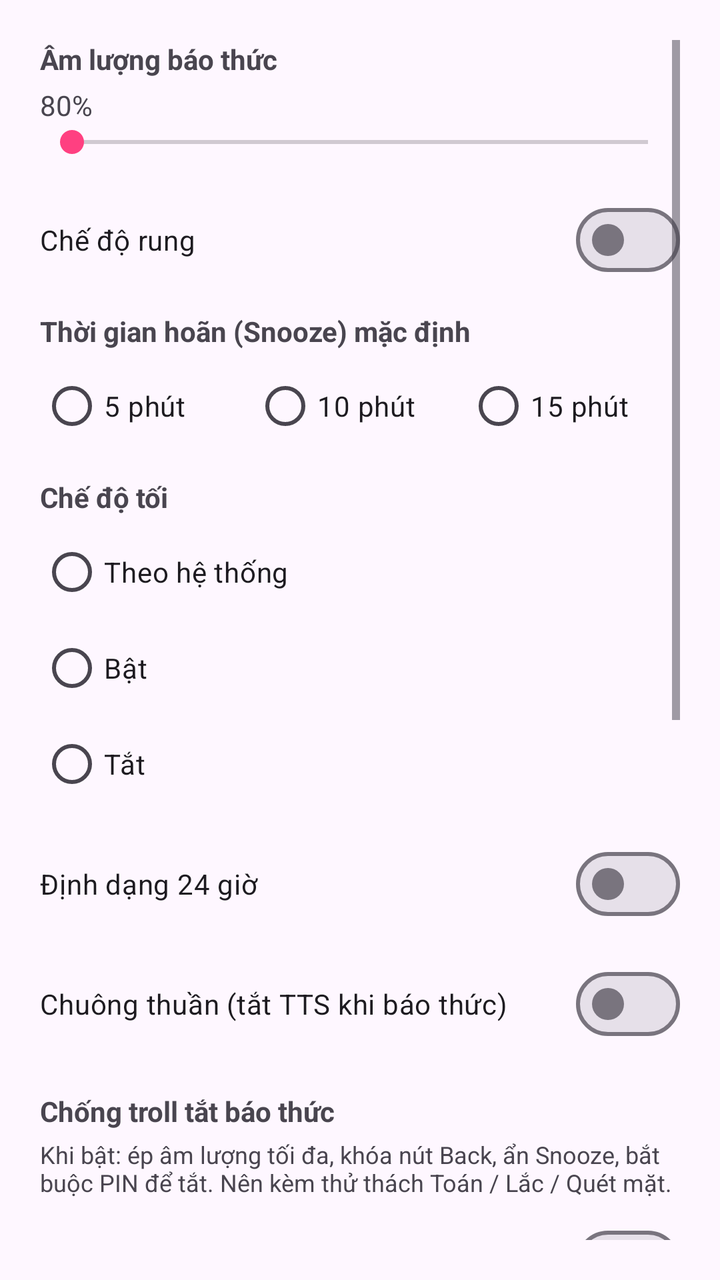
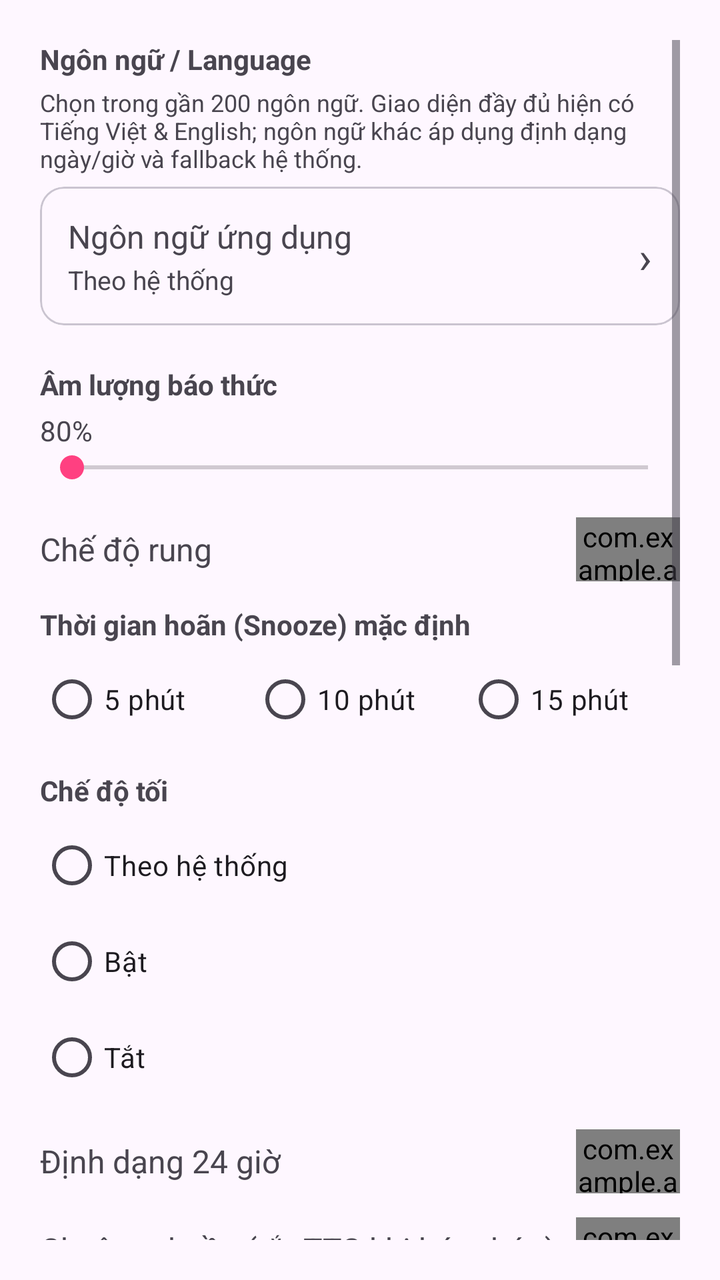

Screens rendered from an Android XML layout before and after an edit, with the pre-edit source and the edit as a unified diff.
<!-- AndroidManifest.xml: activity theme Theme.AlarmClock -->
<!-- res/layout/activity_settings.xml -->
<?xml version="1.0" encoding="utf-8"?>
<ScrollView xmlns:android="http://schemas.android.com/apk/res/android"
    android:layout_width="match_parent"
    android:layout_height="match_parent"
    android:padding="20dp">
    <LinearLayout
        android:layout_width="match_parent"
        android:layout_height="wrap_content"
        android:orientation="vertical">

        <TextView android:layout_width="match_parent" android:layout_height="wrap_content"
            android:text="Âm lượng báo thức" android:textStyle="bold" android:layout_marginBottom="4dp"/>
        <TextView android:id="@+id/tvVolumeValue" android:layout_width="match_parent"
            android:layout_height="wrap_content" android:text="80%"/>
        <SeekBar android:id="@+id/seekVolume" android:layout_width="match_parent"
            android:layout_height="wrap_content" android:max="100" android:layout_marginBottom="16dp"/>

        <com.google.android.material.materialswitch.MaterialSwitch
            android:id="@+id/switchVibrate"
            android:layout_width="match_parent" android:layout_height="wrap_content"
            android:text="Chế độ rung" android:layout_marginBottom="12dp"/>

        <TextView android:layout_width="match_parent" android:layout_height="wrap_content"
            android:text="Thời gian hoãn (Snooze) mặc định" android:textStyle="bold"
            android:layout_marginBottom="4dp"/>
        <RadioGroup android:id="@+id/rgSnoozeDefault" android:layout_width="match_parent"
            android:layout_height="wrap_content" android:orientation="horizontal"
            android:layout_marginBottom="12dp">
            <RadioButton android:id="@+id/rbSnooze5" android:layout_width="0dp"
                android:layout_height="wrap_content" android:layout_weight="1" android:text="5 phút"/>
            <RadioButton android:id="@+id/rbSnooze10" android:layout_width="0dp"
                android:layout_height="wrap_content" android:layout_weight="1" android:text="10 phút"/>
            <RadioButton android:id="@+id/rbSnooze15" android:layout_width="0dp"
                android:layout_height="wrap_content" android:layout_weight="1" android:text="15 phút"/>
        </RadioGroup>

        <TextView android:layout_width="match_parent" android:layout_height="wrap_content"
            android:text="Chế độ tối" android:textStyle="bold" android:layout_marginBottom="4dp"/>
        <RadioGroup android:id="@+id/rgDarkMode" android:layout_width="match_parent"
            android:layout_height="wrap_content" android:orientation="vertical"
            android:layout_marginBottom="12dp">
            <RadioButton android:id="@+id/rbDarkSystem" android:layout_width="match_parent"
                android:layout_height="wrap_content" android:text="Theo hệ thống"/>
            <RadioButton android:id="@+id/rbDarkOn" android:layout_width="match_parent"
                android:layout_height="wrap_content" android:text="Bật"/>
            <RadioButton android:id="@+id/rbDarkOff" android:layout_width="match_parent"
                android:layout_height="wrap_content" android:text="Tắt"/>
        </RadioGroup>

        <com.google.android.material.materialswitch.MaterialSwitch
            android:id="@+id/switch24h"
            android:layout_width="match_parent" android:layout_height="wrap_content"
            android:text="Định dạng 24 giờ" android:layout_marginBottom="12dp"/>

        <com.google.android.material.materialswitch.MaterialSwitch
            android:id="@+id/switchPure"
            android:layout_width="match_parent" android:layout_height="wrap_content"
            android:text="Chuông thuần (tắt TTS khi báo thức)" android:layout_marginBottom="12dp"/>

        <TextView android:layout_width="match_parent" android:layout_height="wrap_content"
            android:text="Chống troll tắt báo thức" android:textStyle="bold"
            android:layout_marginBottom="4dp" android:layout_marginTop="8dp"/>
        <TextView android:layout_width="match_parent" android:layout_height="wrap_content"
            android:text="Khi bật: ép âm lượng tối đa, khóa nút Back, ẩn Snooze, bắt buộc PIN để tắt. Nên kèm thử thách Toán / Lắc / Quét mặt."
            android:textSize="12sp" android:textColor="?android:attr/textColorSecondary"
            android:layout_marginBottom="8dp"/>
        <com.google.android.material.materialswitch.MaterialSwitch
            android:id="@+id/switchAntiTroll"
            android:layout_width="match_parent" android:layout_height="wrap_content"
            android:text="Bật chống troll" android:layout_marginBottom="8dp"/>
        <com.google.android.material.textfield.TextInputLayout
            android:layout_width="match_parent" android:layout_height="wrap_content"
            android:hint="Mã PIN tắt báo thức (≥4 số)">
            <com.google.android.material.textfield.TextInputEditText
                android:id="@+id/etAntiTrollPin" android:layout_width="match_parent"
                android:layout_height="wrap_content"
                android:inputType="numberPassword"/>
        </com.google.android.material.textfield.TextInputLayout>
        <com.google.android.material.button.MaterialButton
            android:id="@+id/btnSaveAntiTrollPin" android:layout_width="match_parent"
            android:layout_height="wrap_content" android:text="Lưu PIN chống troll"
            android:layout_marginTop="8dp" android:layout_marginBottom="20dp"/>

        <TextView android:layout_width="match_parent" android:layout_height="wrap_content"
            android:text="Bảo vệ bộ sưu tập ảnh" android:textStyle="bold" android:layout_marginBottom="8dp"/>
        <com.google.android.material.textfield.TextInputLayout
            android:layout_width="match_parent" android:layout_height="wrap_content"
            android:hint="Mật khẩu bộ sưu tập (≥4 ký tự)">
            <com.google.android.material.textfield.TextInputEditText
                android:id="@+id/etGalleryPw" android:layout_width="match_parent"
                android:layout_height="wrap_content" android:inputType="textPassword"/>
        </com.google.android.material.textfield.TextInputLayout>
        <com.google.android.material.button.MaterialButton
            android:id="@+id/btnSetGalleryPw" android:layout_width="match_parent"
            android:layout_height="wrap_content" android:text="Đặt / Đổi mật khẩu"
            android:layout_marginTop="8dp" android:layout_marginBottom="8dp"/>
        <com.google.android.material.button.MaterialButton
            android:id="@+id/btnClearGalleryPw" android:layout_width="match_parent"
            android:layout_height="wrap_content" android:text="Xóa mật khẩu bộ sưu tập"
            style="@style/Widget.Material3.Button.OutlinedButton"
            android:layout_marginBottom="12dp"/>

        <com.google.android.material.textfield.TextInputLayout
            android:layout_width="match_parent" android:layout_height="wrap_content"
            android:hint="Email Google khôi phục">
            <com.google.android.material.textfield.TextInputEditText
                android:id="@+id/etRecoveryEmail" android:layout_width="match_parent"
                android:layout_height="wrap_content" android:inputType="textEmailAddress"/>
        </com.google.android.material.textfield.TextInputLayout>
        <com.google.android.material.button.MaterialButton
            android:id="@+id/btnSaveRecovery" android:layout_width="match_parent"
            android:layout_height="wrap_content" android:text="Lưu email khôi phục"
            style="@style/Widget.Material3.Button.OutlinedButton"
            android:layout_marginTop="8dp"/>
    </LinearLayout>
</ScrollView>
<!-- resources referenced by this layout -->
<resources>
  <style name="Theme.AlarmClock" parent="Theme.Material3.DayNight.NoActionBar">
          <item name="colorPrimary">#3F51B5</item>
          <item name="colorPrimaryVariant">#303F9F</item>
          <item name="colorOnPrimary">@android:color/white</item>
          <item name="colorSecondary">#FF4081</item>
          <item name="android:windowAnimationStyle">@style/WindowFadeThrough</item>
      </style>
  <style name="WindowFadeThrough">
          <item name="android:activityOpenEnterAnimation">@anim/fade_through_enter</item>
          <item name="android:activityOpenExitAnimation">@anim/fade_through_exit</item>
          <item name="android:activityCloseEnterAnimation">@anim/fade_through_enter</item>
          <item name="android:activityCloseExitAnimation">@anim/fade_through_exit</item>
      </style>
</resources>

<!-- the commit's change to res/layout/activity_settings.xml (unified diff, before → after) -->
@@ -8,6 +8,56 @@
         android:layout_height="wrap_content"
         android:orientation="vertical">
 
+        
+        <TextView android:layout_width="match_parent" android:layout_height="wrap_content"
+            android:text="Ngôn ngữ / Language" android:textStyle="bold" android:layout_marginBottom="4dp"/>
+        <TextView android:layout_width="match_parent" android:layout_height="wrap_content"
+            android:text="Chọn trong gần 200 ngôn ngữ. Giao diện đầy đủ hiện có Tiếng Việt &amp; English; ngôn ngữ khác áp dụng định dạng ngày/giờ và fallback hệ thống."
+            android:textSize="12sp" android:textColor="?android:attr/textColorSecondary"
+            android:layout_marginBottom="6dp"/>
+        <com.google.android.material.card.MaterialCardView
+            android:id="@+id/cardLanguage"
+            android:layout_width="match_parent"
+            android:layout_height="wrap_content"
+            android:layout_marginBottom="20dp"
+            android:clickable="true"
+            android:focusable="true"
+            android:foreground="?attr/selectableItemBackground">
+            <LinearLayout
+                android:layout_width="match_parent"
+                android:layout_height="wrap_content"
+                android:orientation="horizontal"
+                android:padding="14dp"
+                android:gravity="center_vertical">
+                <LinearLayout
+                    android:layout_width="0dp"
+                    android:layout_height="wrap_content"
+                    android:layout_weight="1"
+                    android:orientation="vertical">
+                    <TextView
+                        android:id="@+id/tvLanguageTitle"
+                        android:layout_width="match_parent"
+                        android:layout_height="wrap_content"
+                        android:text="Ngôn ngữ ứng dụng"
+                        android:textSize="16sp"/>
+                    <TextView
+                        android:id="@+id/tvLanguageValue"
+                        android:layout_width="match_parent"
+                        android:layout_height="wrap_content"
+                        android:text="Theo hệ thống"
+                        android:textSize="13sp"
+                        android:textColor="?android:attr/textColorSecondary"
+                        android:layout_marginTop="2dp"/>
+                </LinearLayout>
+                <TextView
+                    android:layout_width="wrap_content"
+                    android:layout_height="wrap_content"
+                    android:text="›"
+                    android:textSize="22sp"
+                    android:textColor="?android:attr/textColorSecondary"/>
+            </LinearLayout>
+        </com.google.android.material.card.MaterialCardView>
+
         <TextView android:layout_width="match_parent" android:layout_height="wrap_content"
             android:text="Âm lượng báo thức" android:textStyle="bold" android:layout_marginBottom="4dp"/>
         <TextView android:id="@+id/tvVolumeValue" android:layout_width="match_parent"
@@ -15,10 +65,15 @@
         <SeekBar android:id="@+id/seekVolume" android:layout_width="match_parent"
             android:layout_height="wrap_content" android:max="100" android:layout_marginBottom="16dp"/>
 
-        <com.google.android.material.materialswitch.MaterialSwitch
-            android:id="@+id/switchVibrate"
-            android:layout_width="match_parent" android:layout_height="wrap_content"
-            android:text="Chế độ rung" android:layout_marginBottom="12dp"/>
+        <LinearLayout android:layout_width="match_parent" android:layout_height="wrap_content"
+            android:orientation="horizontal" android:gravity="center_vertical"
+            android:layout_marginBottom="12dp">
+            <TextView android:layout_width="0dp" android:layout_height="wrap_content"
+                android:layout_weight="1" android:text="Chế độ rung" android:textSize="16sp"/>
+            <com.example.alarmclock.LoadSwitchView
+                android:id="@+id/switchVibrate"
+                android:layout_width="52dp" android:layout_height="32dp"/>
+        </LinearLayout>
 
         <TextView android:layout_width="match_parent" android:layout_height="wrap_content"
             android:text="Thời gian hoãn (Snooze) mặc định" android:textStyle="bold"
@@ -47,15 +102,25 @@
                 android:layout_height="wrap_content" android:text="Tắt"/>
         </RadioGroup>
 
-        <com.google.android.material.materialswitch.MaterialSwitch
-            android:id="@+id/switch24h"
-            android:layout_width="match_parent" android:layout_height="wrap_content"
-            android:text="Định dạng 24 giờ" android:layout_marginBottom="12dp"/>
+        <LinearLayout android:layout_width="match_parent" android:layout_height="wrap_content"
+            android:orientation="horizontal" android:gravity="center_vertical"
+            android:layout_marginBottom="12dp">
+            <TextView android:layout_width="0dp" android:layout_height="wrap_content"
+                android:layout_weight="1" android:text="Định dạng 24 giờ" android:textSize="16sp"/>
+            <com.example.alarmclock.LoadSwitchView
+                android:id="@+id/switch24h"
+                android:layout_width="52dp" android:layout_height="32dp"/>
+        </LinearLayout>
 
-        <com.google.android.material.materialswitch.MaterialSwitch
-            android:id="@+id/switchPure"
-            android:layout_width="match_parent" android:layout_height="wrap_content"
-            android:text="Chuông thuần (tắt TTS khi báo thức)" android:layout_marginBottom="12dp"/>
+        <LinearLayout android:layout_width="match_parent" android:layout_height="wrap_content"
+            android:orientation="horizontal" android:gravity="center_vertical"
+            android:layout_marginBottom="12dp">
+            <TextView android:layout_width="0dp" android:layout_height="wrap_content"
+                android:layout_weight="1" android:text="Chuông thuần (tắt TTS khi báo thức)" android:textSize="16sp"/>
+            <com.example.alarmclock.LoadSwitchView
+                android:id="@+id/switchPure"
+                android:layout_width="52dp" android:layout_height="32dp"/>
+        </LinearLayout>
 
         <TextView android:layout_width="match_parent" android:layout_height="wrap_content"
             android:text="Chống troll tắt báo thức" android:textStyle="bold"
@@ -64,10 +129,15 @@
             android:text="Khi bật: ép âm lượng tối đa, khóa nút Back, ẩn Snooze, bắt buộc PIN để tắt. Nên kèm thử thách Toán / Lắc / Quét mặt."
             android:textSize="12sp" android:textColor="?android:attr/textColorSecondary"
             android:layout_marginBottom="8dp"/>
-        <com.google.android.material.materialswitch.MaterialSwitch
-            android:id="@+id/switchAntiTroll"
-            android:layout_width="match_parent" android:layout_height="wrap_content"
-            android:text="Bật chống troll" android:layout_marginBottom="8dp"/>
+        <LinearLayout android:layout_width="match_parent" android:layout_height="wrap_content"
+            android:orientation="horizontal" android:gravity="center_vertical"
+            android:layout_marginBottom="8dp">
+            <TextView android:layout_width="0dp" android:layout_height="wrap_content"
+                android:layout_weight="1" android:text="Bật chống troll" android:textSize="16sp"/>
+            <com.example.alarmclock.LoadSwitchView
+                android:id="@+id/switchAntiTroll"
+                android:layout_width="52dp" android:layout_height="32dp"/>
+        </LinearLayout>
         <com.google.android.material.textfield.TextInputLayout
             android:layout_width="match_parent" android:layout_height="wrap_content"
             android:hint="Mã PIN tắt báo thức (≥4 số)">
